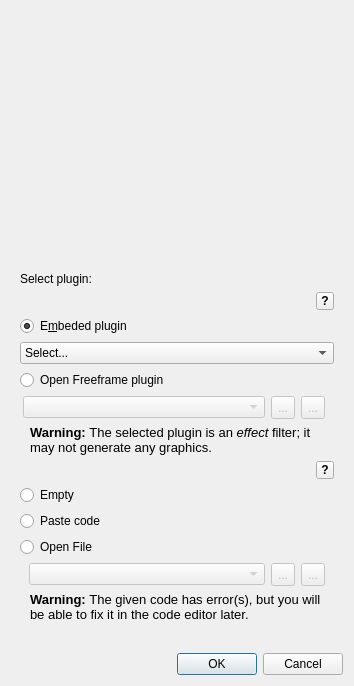
Before: the Qt Designer form src/FFGLSourceCreationDialog.ui in markus-wa/glmixer-mirror, drawn with Qt 5.
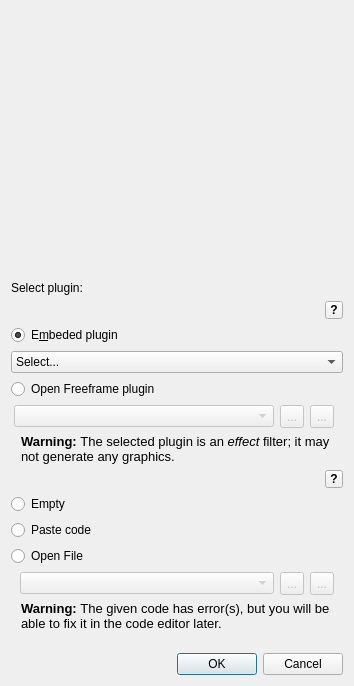
After: the same form once the commit is applied. Icons and pictures are not drawn. Custom widgets are drawn as their Qt base class.

Commit message: Improving visual appearance of GUI under OSX.

Patch:
```diff
--- a/src/FFGLSourceCreationDialog.ui
+++ b/src/FFGLSourceCreationDialog.ui
@@ -50,6 +50,9 @@
       </sizepolicy>
      </property>
      <layout class="QVBoxLayout" name="verticalLayout">
+      <property name="margin">
+       <number>0</number>
+      </property>
       <item>
        <widget class="QLabel" name="label">
         <property name="text">
```
The commit also changes 5 other files.
